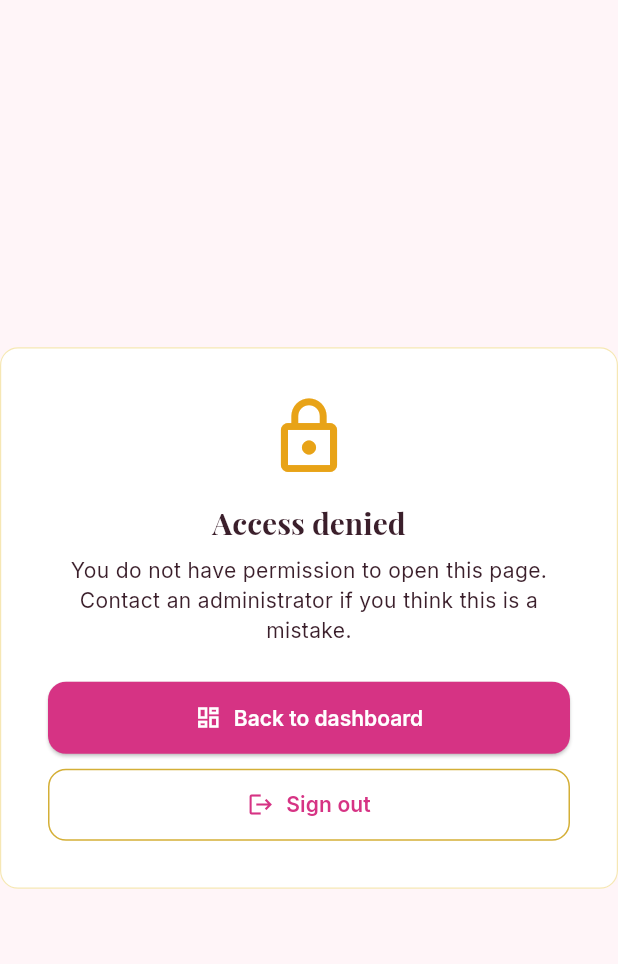
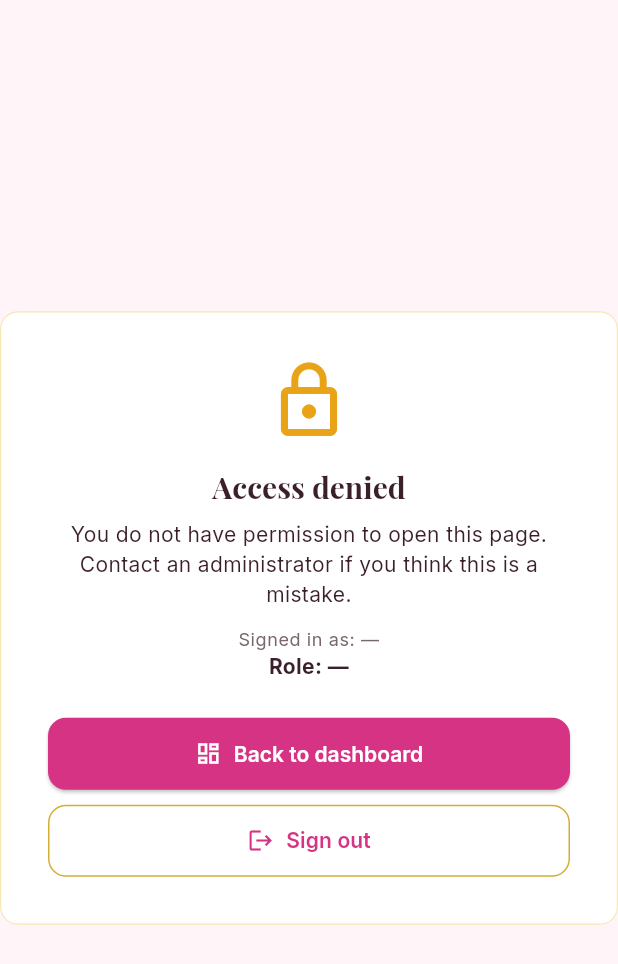
Before and after one commit to saidburte-netizen/Yusra, a Flutter app: the ForbiddenScreen screen opened by its route, on a phone screen of 412 x 824 dp. Shown: the top 964 px of the screen. Run offline on Flutter 3.47's test engine with Material 3 defaults, Android fonts, the phone set to English and light mode, and no system bars; our stand-ins replace csv, file_picker, fl_chart, flutter_riverpod, flutter_svg, go_router and 7 more; missing offline and left inert: mobile_scanner; accounts and stored records are empty.

Commit message:
fix(auth): show signed-in role on access denied and refresh profile on resume

```diff
--- a/lib/core/strings.dart
+++ b/lib/core/strings.dart
@@ -61,6 +61,7 @@ abstract final class S {
   static const audit = 'Audit log';
   static const more = 'More';
   static const forbidden = 'Access denied';
+  static const signedInAs = 'Signed in as';
   static const accountProblem = 'We could not load your account details.';
   static const forbiddenBody =
       'You do not have permission to open this page. Contact an administrator if you think this is a mistake.';
--- a/lib/features/auth/forbidden_screen.dart
+++ b/lib/features/auth/forbidden_screen.dart
@@ -3,6 +3,7 @@ import 'package:flutter_riverpod/flutter_riverpod.dart';
 import 'package:go_router/go_router.dart';
 
 import '../../core/auth/auth_controller.dart';
+import '../../core/permissions.dart';
 import '../../core/strings.dart';
 import '../../core/theme/app_colors.dart';
 import '../../core/widgets.dart';
@@ -31,6 +32,18 @@ class ForbiddenScreen extends ConsumerWidget {
                     S.forbiddenBody,
                     textAlign: TextAlign.center,
                     style: Theme.of(context).textTheme.bodyMedium,
+                  ),
+                  const SizedBox(height: 12),
+                  Text(
+                    '${S.signedInAs}: ${auth.profile?.email ?? '—'}',
+                    textAlign: TextAlign.center,
+                    style: Theme.of(context).textTheme.bodySmall,
+                  ),
+                  Text(
+                    '${S.role}: ${auth.profile?.role.label ?? '—'}',
+                    textAlign: TextAlign.center,
+                    style: Theme.of(context).textTheme.bodyMedium
+                        ?.copyWith(fontWeight: FontWeight.bold),
                   ),
                   if (auth.error != null) ...[
                     const SizedBox(height: 16),
--- a/lib/main.dart
+++ b/lib/main.dart
@@ -30,7 +30,44 @@ Future<void> main() async {
   runApp(
     UncontrolledProviderScope(
       container: container,
-      child: const YusraApp(),
+      child: const AuthRefreshOnResume(child: YusraApp()),
     ),
   );
 }
+
+/// Role changes made in Supabase while the app is in the background must be
+/// picked up as soon as the user returns, without waiting for a token refresh.
+class AuthRefreshOnResume extends ConsumerStatefulWidget {
+  const AuthRefreshOnResume({super.key, required this.child});
+
+  final Widget child;
+
+  @override
+  ConsumerState<AuthRefreshOnResume> createState() =>
+      _AuthRefreshOnResumeState();
+}
+
+class _AuthRefreshOnResumeState extends ConsumerState<AuthRefreshOnResume>
+    with WidgetsBindingObserver {
+  @override
+  void initState() {
+    super.initState();
+    WidgetsBinding.instance.addObserver(this);
+  }
+
+  @override
+  void dispose() {
+    WidgetsBinding.instance.removeObserver(this);
+    super.dispose();
+  }
+
+  @override
+  void didChangeAppLifecycleState(AppLifecycleState state) {
+    if (state == AppLifecycleState.resumed) {
+      ref.read(authProvider.notifier).refreshProfile();
+    }
+  }
+
+  @override
+  Widget build(BuildContext context) => widget.child;
+}
```
